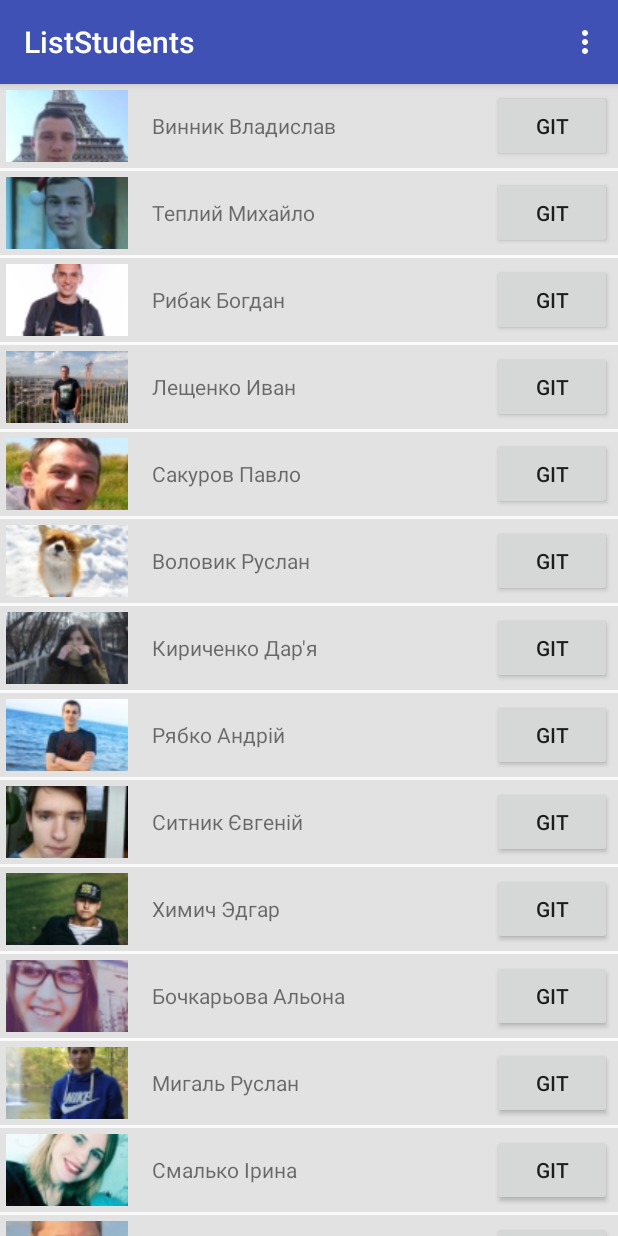
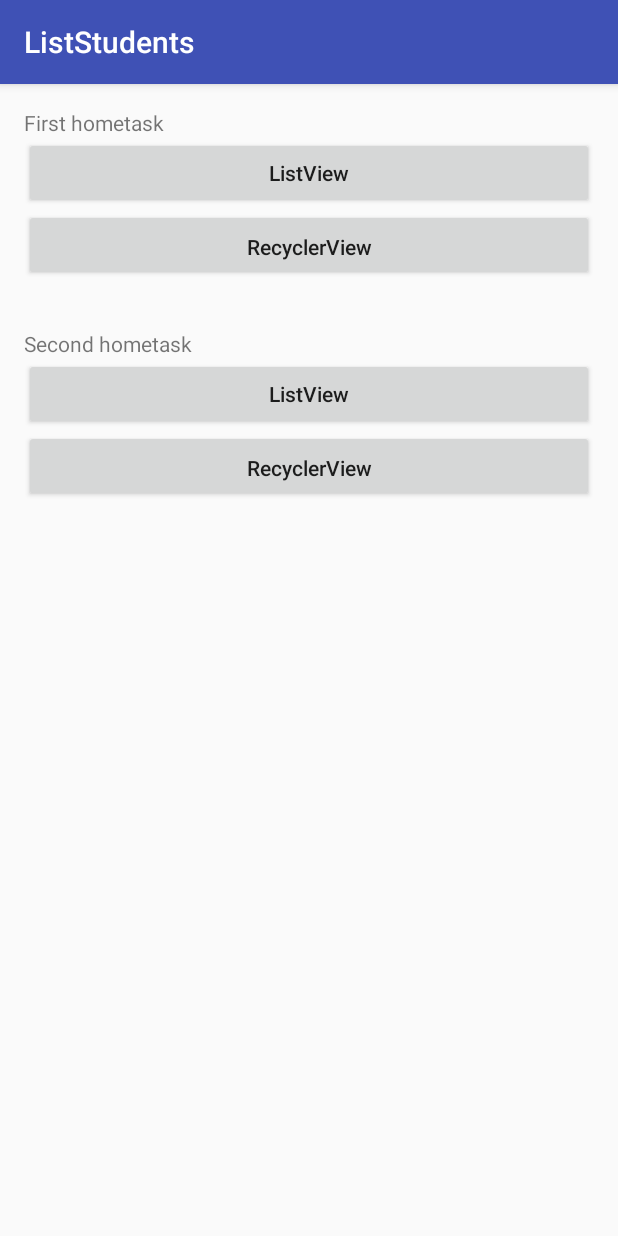
Before and after one commit to NikPikhmanets/ListStudents, an Android app: the screen it shows after launch (MainActivity), on a phone screen of 412 x 824 dp. Run offline under Robolectric (Android 15) with nearby library versions, the phone set to English and light mode, and no system bars.

Commit message:
corrected comments

```diff
--- a/app/build.gradle
+++ b/app/build.gradle
@@ -4,7 +4,7 @@ android {
     compileSdkVersion 24
     buildToolsVersion "24.0.3"
     defaultConfig {
-        applicationId "com.example.studentslist_taskhome"
+        applicationId "com.example.studentslist"
         minSdkVersion 17
         targetSdkVersion 24
         versionCode 1
--- /dev/null
+++ b/app/src/main/java/com/example/studentslist/MainActivity.java
@@ -0,0 +1,61 @@
+package com.example.studentslist;
+
+import android.content.Intent;
+import android.os.Bundle;
+import android.support.v7.app.AppCompatActivity;
+import android.view.View;
+import android.widget.Button;
+
+public class MainActivity extends AppCompatActivity implements View.OnClickListener {
+
+    public boolean api;
+
+    Button buttonListView;
+    Button buttonRecyclerView;
+
+    Button buttonListViewApi;
+    Button buttonRecyclerViewApi;
+
+    @Override
+    protected void onCreate(Bundle savedInstanceState) {
+        super.onCreate(savedInstanceState);
+        setContentView(R.layout.activity_main);
+
+        buttonListView = (Button) findViewById(R.id.start_lv_activity);
+        buttonRecyclerView = (Button) findViewById(R.id.start_rv_activity);
+        buttonListViewApi = (Button) findViewById(R.id.start_lv_activity_api);
+        buttonRecyclerViewApi = (Button) findViewById(R.id.start_rv_activity_api);
+
+        buttonListView.setOnClickListener(this);
+        buttonRecyclerView.setOnClickListener(this);
+        buttonListViewApi.setOnClickListener(this);
+        buttonRecyclerViewApi.setOnClickListener(this);
+    }
+
+    public void onClick(View v) {
+        Intent intent;
+
+        switch (v.getId()) {
+            case R.id.start_lv_activity:
+                api = false;
+                intent = new Intent(this, ListViewActivity.class);
+                startActivity(intent);
+                break;
+            case R.id.start_rv_activity:
+                api = false;
+                intent = new Intent(this, RecyclerViewActivity.class);
+                startActivity(intent);
+                break;
+            case R.id.start_lv_activity_api:
+                api = true;
+                intent = new Intent(this, ListViewActivity.class);
+                startActivity(intent);
+                break;
+            case R.id.start_rv_activity_api:
+                api = true;
+                intent = new Intent(this, RecyclerViewActivity.class);
+                startActivity(intent);
+                break;
+        }
+    }
+}
--- a/app/src/main/java/com/example/studentslist_taskhome/MainActivity.java
+++ b/app/src/main/java/com/example/studentslist/RecyclerViewActivity.java
@@ -1,8 +1,7 @@
-package com.example.studentslist_taskhome;
+package com.example.studentslist;
 
 import android.content.Intent;
 import android.os.Bundle;
-import android.support.v7.app.AppCompatActivity;
 import android.support.v7.widget.LinearLayoutManager;
 import android.support.v7.widget.RecyclerView;
 import android.support.v7.widget.helper.ItemTouchHelper;
@@ -12,9 +11,10 @@ import android.view.MenuItem;
 import java.util.ArrayList;
 import java.util.List;
 
-import static com.example.studentslist_taskhome.R.id.recyclerView;
+import static com.example.studentslist.R.id.recyclerView;
 
-public class MainActivity extends AppCompatActivity {
+
+public class RecyclerViewActivity extends MainActivity {
 
     RVAdapter adapter;
     private List<Students> students;
@@ -24,7 +24,7 @@ public class MainActivity extends AppCompatActivity {
     protected void onCreate(Bundle savedInstanceState) {
 
         super.onCreate(savedInstanceState);
-        setContentView(R.layout.activity_main);
+        setContentView(R.layout.activity_recyclerview_main);
         rv = (RecyclerView) findViewById(recyclerView);
 
         LinearLayoutManager llm = new LinearLayoutManager(this);
@@ -32,7 +32,6 @@ public class MainActivity extends AppCompatActivity {
         rv.setHasFixedSize(true);
 
         initialiseData();
-        initializeAdapter();
 
         adapter = new RVAdapter(this, students);
         rv.setAdapter(adapter);
@@ -54,7 +53,7 @@ public class MainActivity extends AppCompatActivity {
                     @Override
                     public void onSwiped(final RecyclerView.ViewHolder viewHolder, int swipeDir) {
 
-                        adapter.remove(viewHolder.itemView, viewHolder.getAdapterPosition());
+                        adapter.removeItem(viewHolder.itemView, viewHolder.getAdapterPosition());
 
                     }
                 };
@@ -72,12 +71,11 @@ public class MainActivity extends AppCompatActivity {
 
         switch (item.getItemId()) {
             case R.id.menu_LV:
-                Intent intent = new Intent(this, Main2Activity.class);
+                Intent intent = new Intent(this, ListViewActivity.class);
                 startActivity(intent);
                 break;
             case R.id.refreshMain:
                 initialiseData();
-                initializeAdapter();
                 break;
         }
 
@@ -167,9 +165,4 @@ public class MainActivity extends AppCompatActivity {
                 "https://github.com/VovanNec",
                 R.drawable.limar));
     }
-
-    private void initializeAdapter() {
-        RVAdapter adapter = new RVAdapter(this, students);
-        rv.setAdapter(adapter);
-    }
 }
--- a/app/src/main/java/com/example/studentslist_taskhome/Students.java
+++ b/app/src/main/java/com/example/studentslist/Students.java
@@ -1,11 +1,12 @@
-package com.example.studentslist_taskhome;
+package com.example.studentslist;
 
 public class Students {
     String name;
     String gLink;
     String gitLink;
     int photo;
-    Students(String name, String gLink, String gitLink, int photo){
+
+    Students(String name, String gLink, String gitLink, int photo) {
         this.name = name;
         this.gLink = gLink;
         this.gitLink = gitLink;
--- a/app/src/main/java/com/example/studentslist_taskhome/RVAdapter.java
+++ /dev/null
@@ -1,175 +0,0 @@
-package com.example.studentslist_taskhome;
-
-import android.content.Context;
-import android.content.Intent;
-import android.net.Uri;
-import android.support.design.widget.Snackbar;
-import android.support.v7.widget.RecyclerView;
-import android.view.LayoutInflater;
-import android.view.View;
-import android.view.ViewGroup;
-import android.widget.Button;
-import android.widget.ImageView;
-import android.widget.TextView;
-
-import java.util.ArrayList;
-import java.util.List;
-
-public class RVAdapter extends RecyclerView.Adapter<RVAdapter.StudentsViewHolder>{
-
-    private Context context;
-    private int glbPosition;
-
-    public class StudentsViewHolder extends RecyclerView.ViewHolder {
-
-        TextView sdutentName;
-        ImageView studentPhoto;
-        private Button gitBtn;
-
-        StudentsViewHolder(View itemView) {
-            super(itemView);
-            sdutentName = (TextView) itemView.findViewById(R.id.studentName);
-            studentPhoto = (ImageView) itemView.findViewById(R.id.img);
-            gitBtn = (Button) itemView.findViewById(R.id.gitBtn);
-        }
-    }
-
-    List<Students> students = new ArrayList<>();
-
-    RVAdapter(Context contex, List<Students> students) {
-        this.context = contex;
-        this.students = students;
-    }
-
-    @Override
-    public StudentsViewHolder onCreateViewHolder(ViewGroup viewGroup, int i) {
-        View v = LayoutInflater.from(viewGroup.getContext()).inflate(R.layout.list_item_students, viewGroup, false);
-        return new StudentsViewHolder(v);
-    }
-
-    @Override
-    public void onBindViewHolder(final StudentsViewHolder studentsViewHolder, int i) {
-        studentsViewHolder.sdutentName.setText(students.get(i).name);
-        studentsViewHolder.studentPhoto.setImageResource(students.get(i).photo);
-
-        final int position = i;//studentsViewHolder.getAdapterPosition();
-        final Students studInfo = students.get(i);
-
-        studentsViewHolder.itemView.setOnClickListener(new View.OnClickListener() {
-            @Override
-            public void onClick(View v) {
-//                openGLink(position);
-                openGLink(studInfo);
-            }
-        });
-
-        studentsViewHolder.sdutentName.setOnClickListener(new View.OnClickListener() {
-            @Override
-            public void onClick(View v) {
-//                openGLink(position);
-                openGLink(studInfo);
-            }
-        });
-
-        studentsViewHolder.gitBtn.setOnClickListener(new View.OnClickListener() {
-            @Override
-            public void onClick(View v) {
-//                openGITLink(position);
-                openGITLink(studInfo);
-            }
-        });
-
-        studentsViewHolder.sdutentName.setOnLongClickListener(new View.OnLongClickListener() {
-            @Override
-            public boolean onLongClick(View v) {
-
-                removeItem(studInfo);
-                Snackbar.make(v, "Cтудент удален.", Snackbar.LENGTH_LONG)
-                        .setAction("Вернуть!", new View.OnClickListener() {
-                            @Override
-                            public void onClick(View v) {
-                                addItem(position, studInfo);
-                                Snackbar.make(v, "Сделано!", Snackbar.LENGTH_LONG).setAction("Action", null).show();
-                            }
-                        }).show();
-                return true;
-            }
-        });
-
-        studentsViewHolder.itemView.setOnLongClickListener(new View.OnLongClickListener() {
-            @Override
-            public boolean onLongClick(View v) {
-
-                removeItem(studInfo);
-                Snackbar.make(v, "Cтудент удален.", Snackbar.LENGTH_LONG)
-                        .setAction("Вернуть!", new View.OnClickListener() {
-                            @Override
-                            public void onClick(View v) {
-                                addItem(position, studInfo);
-                                Snackbar.make(v, "Сделано!", Snackbar.LENGTH_LONG).setAction("Action", null).show();
-                            }
-                        }).show();
-                return true;
-            }
-        });
-    }
-
-    @Override
-    public int getItemCount() {
-        return students.size();
-    }
-
-    private void openGLink(/*int pos*/Students info) {
-
-        int pos = students.indexOf(info);
-        Uri address = Uri.parse(students.get(pos).gLink);
-        Intent link = new Intent(Intent.ACTION_VIEW, address);
-        context.startActivity(link);
-    }
-
-    private void openGITLink(/*int pos*/Students info) {
-
-        int pos = students.indexOf(info);
-        glbPosition = students.indexOf(info);
-        Uri address = Uri.parse(students.get(pos).gitLink);
-        Intent link = new Intent(Intent.ACTION_VIEW, address);
-        context.startActivity(link);
-    }
-
-    private void removeItem(Students info) {
-
-//        int currPosition = students.indexOf(info);
-//        students.remove(currPosition);
-//        notifyItemRemoved(currPosition);
-
-        glbPosition = students.indexOf(info);
-        students.remove(glbPosition);
-        notifyItemRemoved(glbPosition);
-    }
-
-    private void addItem(int pos, Students info) {
-
-//        students.add(pos, info);
-//        notifyItemInserted(pos);
-
-        students.add(glbPosition, info);
-        notifyItemInserted(glbPosition);
-    }
-
-    public void remove(View v, final int currPosition) {
-
-        final Students info = students.get(currPosition);
-        students.remove(currPosition);
-        notifyItemRemoved(currPosition);
-
-        Snackbar.make(v, "Cтудент удален.", Snackbar.LENGTH_LONG)
-                .setAction("Вернуть!", new View.OnClickListener() {
-                    @Override
-                    public void onClick(View v) {
-                        students.add(currPosition, info);
-                        notifyItemInserted(currPosition);
-                        Snackbar.make(v, "Сделано!", Snackbar.LENGTH_LONG).setAction("Action", null).show();
-                    }
-                }).show();
-    }
-}
--- a/app/src/main/res/layout/activity_main2.xml
+++ b/app/src/main/res/layout/activity_listview_main.xml
@@ -4,7 +4,7 @@
     android:id="@+id/activity_main2"
     android:layout_width="match_parent"
     android:layout_height="match_parent"
-    tools:context="com.example.studentslist_taskhome.Main2Activity">
+    tools:context="com.example.studentslist.ListViewActivity">
 
     <ListView
         android:id="@+id/listview_students"
--- a/app/src/main/res/layout/activity_main.xml
+++ b/app/src/main/res/layout/activity_main.xml
@@ -1,6 +1,70 @@
 <?xml version="1.0" encoding="utf-8"?>
-<android.support.v7.widget.RecyclerView xmlns:android="http://schemas.android.com/apk/res/android"
-    android:id="@+id/recyclerView"
+<LinearLayout xmlns:android="http://schemas.android.com/apk/res/android"
+    xmlns:tools="http://schemas.android.com/tools"
+    android:id="@+id/activity_main"
     android:layout_width="match_parent"
-    android:layout_height="wrap_content"
-    android:scrollbars="vertical" />
+    android:layout_height="match_parent"
+    android:orientation="vertical"
+    android:paddingBottom="@dimen/activity_vertical_margin"
+    android:paddingLeft="@dimen/activity_horizontal_margin"
+    android:paddingRight="@dimen/activity_horizontal_margin"
+    android:paddingTop="@dimen/activity_vertical_margin"
+    tools:context="com.example.studentslist.MainActivity">
+
+    <LinearLayout
+        android:layout_width="match_parent"
+        android:layout_height="wrap_content"
+        android:orientation="vertical">
+
+        <TextView
+            android:layout_width="wrap_content"
+            android:layout_height="wrap_content"
+            android:text="@string/first_task" />
+
+        <Button
+            android:id="@+id/start_lv_activity"
+            android:layout_width="match_parent"
+            android:layout_height="wrap_content"
+            android:text="@string/btn_start_lv"
+            android:textAllCaps="false" />
+
+        <Button
+            android:id="@+id/start_rv_activity"
+            android:layout_width="match_parent"
+            android:layout_height="wrap_content"
+            android:paddingBottom="8dp"
+            android:text="@string/btn_start_rv"
+            android:textAllCaps="false" />
+
+    </LinearLayout>
+
+    <LinearLayout
+        android:layout_width="match_parent"
+        android:layout_height="wrap_content"
+        android:layout_marginTop="32dp"
+        android:orientation="vertical">
+
+        <TextView
+            android:layout_width="wrap_content"
+            android:layout_height="wrap_content"
+            android:text="@string/second_task" />
+
+        <Button
+            android:id="@+id/start_lv_activity_api"
+            android:layout_width="match_parent"
+            android:layout_height="wrap_content"
+            android:text="@string/btn_start_listview_api"
+            android:textAllCaps="false" />
+
+        <Button
+            android:id="@+id/start_rv_activity_api"
+            android:layout_width="match_parent"
+            android:layout_height="wrap_content"
+            android:paddingBottom="8dp"
+            android:text="@string/btn_start_recyclerview_api"
+            android:textAllCaps="false" />
+
+    </LinearLayout>
+
+
+</LinearLayout>
--- /dev/null
+++ b/app/src/main/res/layout/activity_recyclerview_main.xml
@@ -0,0 +1,6 @@
+<?xml version="1.0" encoding="utf-8"?>
+<android.support.v7.widget.RecyclerView xmlns:android="http://schemas.android.com/apk/res/android"
+    android:id="@+id/recyclerView"
+    android:layout_width="match_parent"
+    android:layout_height="wrap_content"
+    android:scrollbars="vertical" />
--- a/app/src/main/res/layout/list_item_students.xml
+++ /dev/null
@@ -1,42 +0,0 @@
-<?xml version="1.0" encoding="utf-8"?>
-<LinearLayout xmlns:android="http://schemas.android.com/apk/res/android"
-    android:layout_width="match_parent"
-    android:layout_height="wrap_content"
-    android:layout_marginBottom="2dp"
-    android:background="#e2e2e2"
-    android:orientation="horizontal"
-    android:padding="4dp">
-
-    <!--<LinearLayout-->
-        <!--android:id="@+id/itemLayout"-->
-        <!--android:layout_width="match_parent"-->
-        <!--android:layout_height="wrap_content"-->
-        <!--android:background="#e2e2e2"-->
-        <!--android:orientation="horizontal"-->
-        <!--android:padding="4dp">-->
-
-        <ImageView
-            android:id="@+id/img"
-            android:layout_width="match_parent"
-            android:layout_height="match_parent"
-            android:layout_weight="40"
-            android:scaleType="centerCrop" />
-
-        <TextView
-            android:id="@+id/studentName"
-            android:layout_width="match_parent"
-            android:layout_height="wrap_content"
-            android:layout_weight="20"
-            android:gravity="center_vertical"
-            android:paddingLeft="16dp"
-            android:text="@string/nameStudents" />
-
-        <Button
-            android:id="@+id/gitBtn"
-            android:layout_width="match_parent"
-            android:layout_height="wrap_content"
-            android:layout_weight="40"
-            android:onClick="onClick"
-            android:text="@string/git_button"/>
-    <!--</LinearLayout>-->
-</LinearLayout>
--- a/app/src/main/res/menu/menu_fragment.xml
+++ b/app/src/main/res/menu/menu_fragment.xml
@@ -6,10 +6,10 @@
         android:id="@+id/menu_RV"
         android:orderInCategory="100"
         android:title="@string/menu_RV"
-        app:showAsAction="never"/>
+        app:showAsAction="never" />
     <item
         android:id="@+id/refreshFr"
         android:orderInCategory="100"
         android:title="@string/menu_refresh"
-        app:showAsAction="never"/>
+        app:showAsAction="never" />
 </menu>
--- a/app/src/main/res/values/strings.xml
+++ b/app/src/main/res/values/strings.xml
@@ -1,5 +1,8 @@
 <resources>
     <string name="app_name">ListStudents</string>
+    <string name="app_nameRV">ListStudents(RecyclerView)</string>
+    <string name="app_nameLV">ListStudents(ListView)</string>
+
     <string name="git_button">GIT</string>
     <string name="nameStudents">nameStudents</string>
 
@@ -30,4 +33,10 @@
 
     <!-- TODO: Remove or change this placeholder text -->
     <string name="hello_blank_fragment">Hello blank fragment</string>
+    <string name="btn_start_rv">RecyclerView</string>
+    <string name="btn_start_lv">ListView</string>
+    <string name="first_task">First hometask</string>
+    <string name="second_task">Second hometask</string>
+    <string name="btn_start_listview_api">ListView</string>
+    <string name="btn_start_recyclerview_api">RecyclerView</string>
 </resources>
```
Also changed, not shown: app/src/main/AndroidManifest.xml (+10 -5 lines), app/src/main/java/com/example/studentslist/ListViewActivity.java (renamed from app/src/main/java/com/example/studentslist_taskhome/Main2Activity.java, +3 -4 lines), app/src/main/java/com/example/studentslist/RVAdapter.java (added, +123 -0 lines), app/src/main/res/layout/list_item_student_lv.xml (deleted, +0 -9 lines), app/src/main/res/layout/list_item_students_lv.xml (added, +33 -0 lines), app/src/main/res/layout/list_item_students_rv.xml (added, +33 -0 lines), 2 other files.
